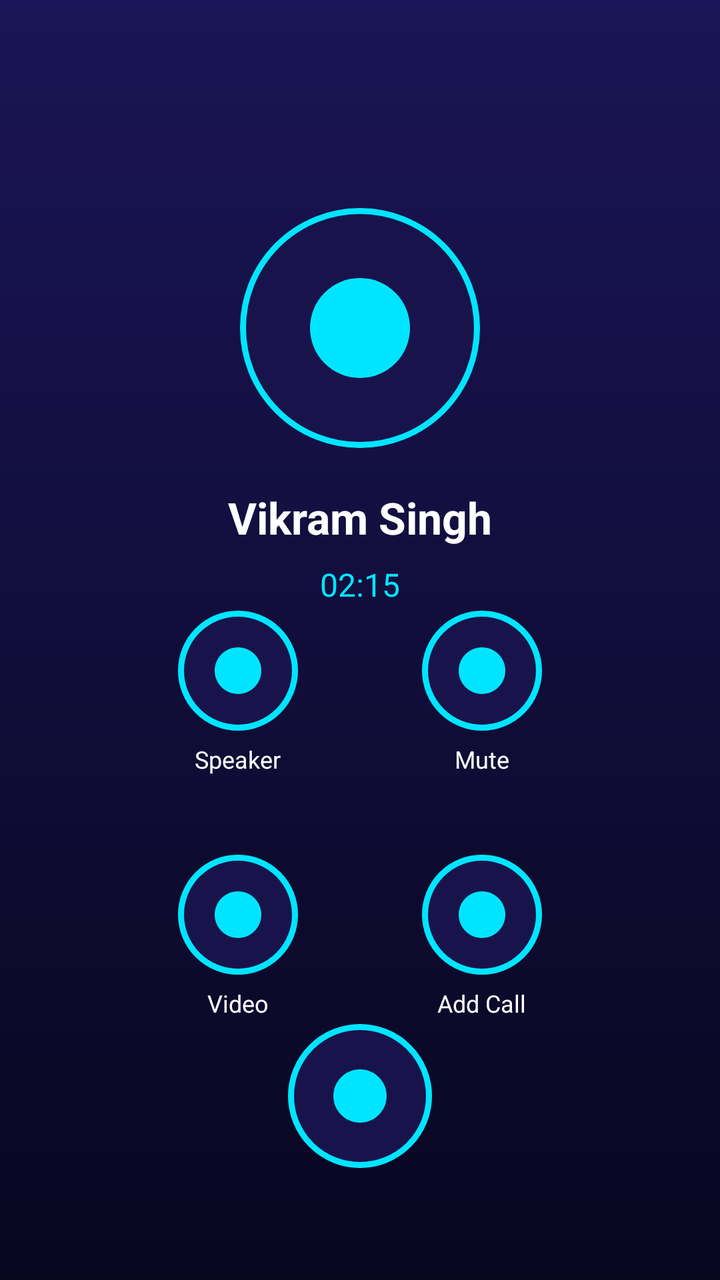
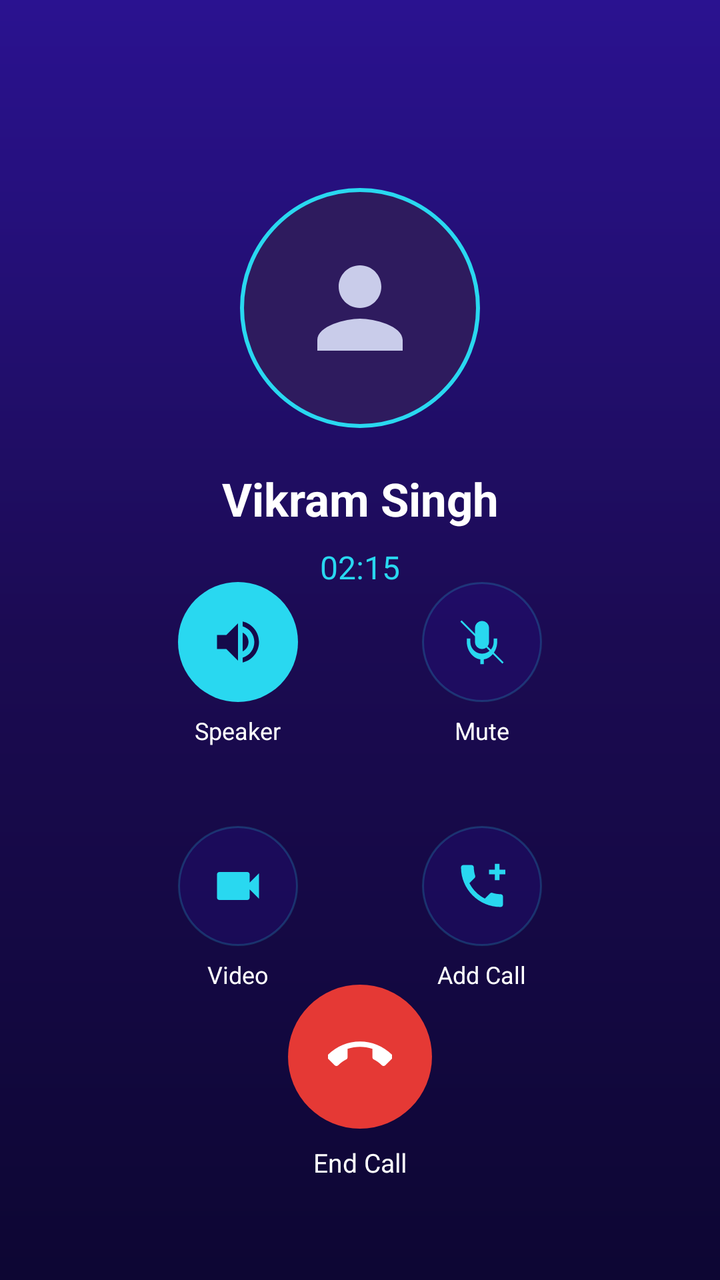

Before-and-after screenshots of an Android layout around one commit, followed by the original layout XML and the change that was made.
<!-- AndroidManifest.xml: application theme Theme.WPRD -->
<!-- res/layout/activity_voice_call.xml -->
<?xml version="1.0" encoding="utf-8"?>
<androidx.constraintlayout.widget.ConstraintLayout xmlns:android="http://schemas.android.com/apk/res/android"
    xmlns:app="http://schemas.android.com/apk/res-auto"
    android:layout_width="match_parent"
    android:layout_height="match_parent"
    android:background="@drawable/bg_dark_gradient"
    android:padding="24dp">

    
    <org.webrtc.SurfaceViewRenderer
        android:id="@+id/surfaceVoiceRemoteVideo"
        android:layout_width="match_parent"
        android:layout_height="match_parent"
        android:visibility="gone" />

    <org.webrtc.SurfaceViewRenderer
        android:id="@+id/surfaceVoiceLocalVideo"
        android:layout_width="100dp"
        android:layout_height="150dp"
        android:layout_marginTop="48dp"
        android:visibility="gone"
        app:layout_constraintEnd_toEndOf="parent"
        app:layout_constraintTop_toTopOf="parent" />

    
    <ImageView
        android:id="@+id/ivCallAvatar"
        android:layout_width="120dp"
        android:layout_height="120dp"
        android:layout_marginTop="80dp"
        android:background="@drawable/bg_circle_cyan_glow"
        android:padding="30dp"
        android:src="@drawable/ic_call"
        app:layout_constraintEnd_toEndOf="parent"
        app:layout_constraintStart_toStartOf="parent"
        app:layout_constraintTop_toTopOf="parent" />

    <TextView
        android:id="@+id/tvCallName"
        android:layout_width="wrap_content"
        android:layout_height="wrap_content"
        android:layout_marginTop="20dp"
        android:text="Vikram Singh"
        android:textColor="@color/text_white"
        android:textSize="22sp"
        android:textStyle="bold"
        app:layout_constraintEnd_toEndOf="parent"
        app:layout_constraintStart_toStartOf="parent"
        app:layout_constraintTop_toBottomOf="@+id/ivCallAvatar" />

    <TextView
        android:id="@+id/tvCallTimer"
        android:layout_width="wrap_content"
        android:layout_height="wrap_content"
        android:layout_marginTop="8dp"
        android:text="02:15"
        android:textColor="@color/cyan_neon"
        android:textSize="16sp"
        app:layout_constraintEnd_toEndOf="parent"
        app:layout_constraintStart_toStartOf="parent"
        app:layout_constraintTop_toBottomOf="@+id/tvCallName" />

    
    <GridLayout
        android:layout_width="wrap_content"
        android:layout_height="wrap_content"
        android:columnCount="2"
        android:rowCount="2"
        app:layout_constraintBottom_toTopOf="@+id/btnEndCall"
        app:layout_constraintEnd_toEndOf="parent"
        app:layout_constraintStart_toStartOf="parent"
        app:layout_constraintTop_toBottomOf="@+id/tvCallTimer">

        
        <LinearLayout
            android:layout_width="90dp"
            android:layout_height="90dp"
            android:layout_margin="16dp"
            android:gravity="center"
            android:orientation="vertical">
            <ImageView
                android:id="@+id/btnSpeaker"
                android:layout_width="60dp"
                android:layout_height="60dp"
                android:background="@drawable/bg_circle_cyan_glow"
                android:padding="16dp"
                android:src="@drawable/ic_speaker" />
            <TextView
                android:layout_width="wrap_content"
                android:layout_height="wrap_content"
                android:layout_marginTop="6dp"
                android:text="Speaker"
                android:textColor="@color/text_white"
                android:textSize="12sp" />
        </LinearLayout>

        
        <LinearLayout
            android:layout_width="90dp"
            android:layout_height="90dp"
            android:layout_margin="16dp"
            android:gravity="center"
            android:orientation="vertical">
            <ImageView
                android:id="@+id/btnMute"
                android:layout_width="60dp"
                android:layout_height="60dp"
                android:background="@drawable/bg_circle_cyan_glow"
                android:padding="16dp"
                android:src="@drawable/ic_mic_off" />
            <TextView
                android:layout_width="wrap_content"
                android:layout_height="wrap_content"
                android:layout_marginTop="6dp"
                android:text="Mute"
                android:textColor="@color/text_white"
                android:textSize="12sp" />
        </LinearLayout>

        
        <LinearLayout
            android:layout_width="90dp"
            android:layout_height="90dp"
            android:layout_margin="16dp"
            android:gravity="center"
            android:orientation="vertical">
            <ImageView
                android:id="@+id/btnVideoToggle"
                android:layout_width="60dp"
                android:layout_height="60dp"
                android:background="@drawable/bg_circle_cyan_glow"
                android:padding="16dp"
                android:src="@drawable/ic_video" />
            <TextView
                android:layout_width="wrap_content"
                android:layout_height="wrap_content"
                android:layout_marginTop="6dp"
                android:text="Video"
                android:textColor="@color/text_white"
                android:textSize="12sp" />
        </LinearLayout>

        
        <LinearLayout
            android:layout_width="90dp"
            android:layout_height="90dp"
            android:layout_margin="16dp"
            android:gravity="center"
            android:orientation="vertical">
            <ImageView
                android:id="@+id/btnAddCall"
                android:layout_width="60dp"
                android:layout_height="60dp"
                android:background="@drawable/bg_circle_cyan_glow"
                android:padding="16dp"
                android:src="@drawable/ic_call" />
            <TextView
                android:layout_width="wrap_content"
                android:layout_height="wrap_content"
                android:layout_marginTop="6dp"
                android:text="Add Call"
                android:textColor="@color/text_white"
                android:textSize="12sp" />
        </LinearLayout>

    </GridLayout>

    
    <ImageView
        android:id="@+id/btnEndCall"
        android:layout_width="72dp"
        android:layout_height="72dp"
        android:layout_marginBottom="32dp"
        android:background="@drawable/bg_circle_cyan_glow"
        android:padding="20dp"
        android:src="@drawable/ic_end_call"
        app:layout_constraintBottom_toBottomOf="parent"
        app:layout_constraintEnd_toEndOf="parent"
        app:layout_constraintStart_toStartOf="parent" />

</androidx.constraintlayout.widget.ConstraintLayout>
<!-- resources referenced by this layout -->
<resources>
  <color name="cyan_neon">#00E5FF</color>
  <!-- drawable bg_circle_cyan_glow (drawable) -->
  <?xml version="1.0" encoding="utf-8"?>
  <shape xmlns:android="http://schemas.android.com/apk/res/android"
      android:shape="oval">
      <solid android:color="#18144B" />
      <stroke android:width="3dp" android:color="@color/cyan_neon" />
  </shape>
  <!-- drawable bg_dark_gradient (drawable) -->
  <?xml version="1.0" encoding="utf-8"?>
  <shape xmlns:android="http://schemas.android.com/apk/res/android">
      <gradient
          android:angle="270"
          android:endColor="#08061F"
          android:startColor="#1A1556"
          android:type="linear" />
  </shape>
  <!-- drawable ic_call (drawable) -->
  <?xml version="1.0" encoding="utf-8"?>
  <vector xmlns:android="http://schemas.android.com/apk/res/android"
      android:width="24dp"
      android:height="24dp"
      android:viewportWidth="24"
      android:viewportHeight="24">
      <path
          android:fillColor="#00E5FF"
          android:pathData="M12,2C6.48,2 2,6.48 2,12s4.48,10 10,10 10,-4.48 10,-10S17.52,2 12,2z" />
  </vector>
  <!-- drawable ic_end_call (drawable) -->
  <?xml version="1.0" encoding="utf-8"?>
  <vector xmlns:android="http://schemas.android.com/apk/res/android"
      android:width="24dp"
      android:height="24dp"
      android:viewportWidth="24"
      android:viewportHeight="24">
      <path
          android:fillColor="#00E5FF"
          android:pathData="M12,2C6.48,2 2,6.48 2,12s4.48,10 10,10 10,-4.48 10,-10S17.52,2 12,2z" />
  </vector>
  <!-- drawable ic_mic_off (drawable) -->
  <?xml version="1.0" encoding="utf-8"?>
  <vector xmlns:android="http://schemas.android.com/apk/res/android"
      android:width="24dp"
      android:height="24dp"
      android:viewportWidth="24"
      android:viewportHeight="24">
      <path
          android:fillColor="#00E5FF"
          android:pathData="M12,2C6.48,2 2,6.48 2,12s4.48,10 10,10 10,-4.48 10,-10S17.52,2 12,2z" />
  </vector>
  <!-- drawable ic_speaker (drawable) -->
  <?xml version="1.0" encoding="utf-8"?>
  <vector xmlns:android="http://schemas.android.com/apk/res/android"
      android:width="24dp"
      android:height="24dp"
      android:viewportWidth="24"
      android:viewportHeight="24">
      <path
          android:fillColor="#00E5FF"
          android:pathData="M12,2C6.48,2 2,6.48 2,12s4.48,10 10,10 10,-4.48 10,-10S17.52,2 12,2z" />
  </vector>
  <!-- drawable ic_video (drawable) -->
  <?xml version="1.0" encoding="utf-8"?>
  <vector xmlns:android="http://schemas.android.com/apk/res/android"
      android:width="24dp"
      android:height="24dp"
      android:viewportWidth="24"
      android:viewportHeight="24">
      <path
          android:fillColor="#00E5FF"
          android:pathData="M12,2C6.48,2 2,6.48 2,12s4.48,10 10,10 10,-4.48 10,-10S17.52,2 12,2z" />
  </vector>
  <color name="navy_primary">#0F0C38</color>
  <color name="navy_dark">#08061F</color>
  <!-- unchanged entries left out for length: 2 -->
</resources>

<!-- the commit's change to res/layout/activity_voice_call.xml (unified diff, before → after) -->
@@ -9,9 +9,13 @@
     
     <org.webrtc.SurfaceViewRenderer
         android:id="@+id/surfaceVoiceRemoteVideo"
-        android:layout_width="match_parent"
-        android:layout_height="match_parent"
-        android:visibility="gone" />
+        android:layout_width="0dp"
+        android:layout_height="0dp"
+        android:visibility="gone"
+        app:layout_constraintBottom_toBottomOf="parent"
+        app:layout_constraintEnd_toEndOf="parent"
+        app:layout_constraintStart_toStartOf="parent"
+        app:layout_constraintTop_toTopOf="parent" />
 
     <org.webrtc.SurfaceViewRenderer
         android:id="@+id/surfaceVoiceLocalVideo"
@@ -27,10 +31,11 @@
         android:id="@+id/ivCallAvatar"
         android:layout_width="120dp"
         android:layout_height="120dp"
-        android:layout_marginTop="80dp"
+        android:layout_marginTop="70dp"
         android:background="@drawable/bg_circle_cyan_glow"
-        android:padding="30dp"
-        android:src="@drawable/ic_call"
+        android:padding="28dp"
+        android:src="@drawable/ic_person_light"
+        android:contentDescription="Caller"
         app:layout_constraintEnd_toEndOf="parent"
         app:layout_constraintStart_toStartOf="parent"
         app:layout_constraintTop_toTopOf="parent" />
@@ -42,7 +47,7 @@
         android:layout_marginTop="20dp"
         android:text="Vikram Singh"
         android:textColor="@color/text_white"
-        android:textSize="22sp"
+        android:textSize="23sp"
         android:textStyle="bold"
         app:layout_constraintEnd_toEndOf="parent"
         app:layout_constraintStart_toStartOf="parent"
@@ -66,7 +71,7 @@
         android:layout_height="wrap_content"
         android:columnCount="2"
         android:rowCount="2"
-        app:layout_constraintBottom_toTopOf="@+id/btnEndCall"
+        app:layout_constraintBottom_toTopOf="@+id/layoutEndCall"
         app:layout_constraintEnd_toEndOf="parent"
         app:layout_constraintStart_toStartOf="parent"
         app:layout_constraintTop_toBottomOf="@+id/tvCallTimer">
@@ -82,9 +87,10 @@
                 android:id="@+id/btnSpeaker"
                 android:layout_width="60dp"
                 android:layout_height="60dp"
-                android:background="@drawable/bg_circle_cyan_glow"
-                android:padding="16dp"
-                android:src="@drawable/ic_speaker" />
+                android:background="@drawable/bg_circle_cyan_fill"
+                android:padding="16dp"
+                android:src="@drawable/ic_speaker_dark"
+                android:contentDescription="Speaker" />
             <TextView
                 android:layout_width="wrap_content"
                 android:layout_height="wrap_content"
@@ -105,9 +111,10 @@
                 android:id="@+id/btnMute"
                 android:layout_width="60dp"
                 android:layout_height="60dp"
-                android:background="@drawable/bg_circle_cyan_glow"
-                android:padding="16dp"
-                android:src="@drawable/ic_mic_off" />
+                android:background="@drawable/bg_circle_control"
+                android:padding="16dp"
+                android:src="@drawable/ic_mic_off"
+                android:contentDescription="Mute" />
             <TextView
                 android:layout_width="wrap_content"
                 android:layout_height="wrap_content"
@@ -128,9 +135,10 @@
                 android:id="@+id/btnVideoToggle"
                 android:layout_width="60dp"
                 android:layout_height="60dp"
-                android:background="@drawable/bg_circle_cyan_glow"
-                android:padding="16dp"
-                android:src="@drawable/ic_video" />
+                android:background="@drawable/bg_circle_control"
+                android:padding="16dp"
+                android:src="@drawable/ic_video"
+                android:contentDescription="Video" />
             <TextView
                 android:layout_width="wrap_content"
                 android:layout_height="wrap_content"
@@ -151,9 +159,10 @@
                 android:id="@+id/btnAddCall"
                 android:layout_width="60dp"
                 android:layout_height="60dp"
-                android:background="@drawable/bg_circle_cyan_glow"
-                android:padding="16dp"
-                android:src="@drawable/ic_call" />
+                android:background="@drawable/bg_circle_control"
+                android:padding="16dp"
+                android:src="@drawable/ic_add_call"
+                android:contentDescription="Add Call" />
             <TextView
                 android:layout_width="wrap_content"
                 android:layout_height="wrap_content"
@@ -166,16 +175,33 @@
     </GridLayout>
 
     
-    <ImageView
-        android:id="@+id/btnEndCall"
-        android:layout_width="72dp"
-        android:layout_height="72dp"
-        android:layout_marginBottom="32dp"
-        android:background="@drawable/bg_circle_cyan_glow"
-        android:padding="20dp"
-        android:src="@drawable/ic_end_call"
+    <LinearLayout
+        android:id="@+id/layoutEndCall"
+        android:layout_width="wrap_content"
+        android:layout_height="wrap_content"
+        android:layout_marginBottom="26dp"
+        android:gravity="center"
+        android:orientation="vertical"
         app:layout_constraintBottom_toBottomOf="parent"
         app:layout_constraintEnd_toEndOf="parent"
-        app:layout_constraintStart_toStartOf="parent" />
+        app:layout_constraintStart_toStartOf="parent">
+
+        <ImageView
+            android:id="@+id/btnEndCall"
+            android:layout_width="72dp"
+            android:layout_height="72dp"
+            android:background="@drawable/bg_circle_red"
+            android:padding="20dp"
+            android:src="@drawable/ic_end_call"
+            android:contentDescription="End Call" />
+
+        <TextView
+            android:layout_width="wrap_content"
+            android:layout_height="wrap_content"
+            android:layout_marginTop="8dp"
+            android:text="End Call"
+            android:textColor="@color/text_white"
+            android:textSize="13sp" />
+    </LinearLayout>
 
 </androidx.constraintlayout.widget.ConstraintLayout>
<!-- resource entries referenced after the edit -->
@@ -1,79 +1,84 @@
 <!-- resources referenced by this layout -->
 <resources>
-  <color name="cyan_neon">#00E5FF</color>
+  <color name="cyan_neon">#29D8F0</color>
+  <!-- drawable bg_circle_control (drawable) -->
+  <?xml version="1.0" encoding="utf-8"?>
+  <shape xmlns:android="http://schemas.android.com/apk/res/android" android:shape="oval">
+      <solid android:color="#402A1290" />
+      <stroke android:width="1dp" android:color="#3329D8F0" />
+  </shape>
+  <!-- drawable bg_circle_cyan_fill (drawable) -->
+  <?xml version="1.0" encoding="utf-8"?>
+  <shape xmlns:android="http://schemas.android.com/apk/res/android" android:shape="oval">
+      <solid android:color="#29D8F0" />
+  </shape>
   <!-- drawable bg_circle_cyan_glow (drawable) -->
   <?xml version="1.0" encoding="utf-8"?>
-  <shape xmlns:android="http://schemas.android.com/apk/res/android"
-      android:shape="oval">
-      <solid android:color="#18144B" />
-      <stroke android:width="3dp" android:color="@color/cyan_neon" />
+  <shape xmlns:android="http://schemas.android.com/apk/res/android" android:shape="oval">
+      <solid android:color="#2E1B5E" />
+      <stroke android:width="2dp" android:color="#29D8F0" />
+  </shape>
+  <!-- drawable bg_circle_red (drawable) -->
+  <?xml version="1.0" encoding="utf-8"?>
+  <shape xmlns:android="http://schemas.android.com/apk/res/android" android:shape="oval">
+      <solid android:color="#E53935" />
   </shape>
   <!-- drawable bg_dark_gradient (drawable) -->
   <?xml version="1.0" encoding="utf-8"?>
   <shape xmlns:android="http://schemas.android.com/apk/res/android">
-      <gradient
-          android:angle="270"
-          android:endColor="#08061F"
-          android:startColor="#1A1556"
-          android:type="linear" />
+      <gradient android:angle="270" android:startColor="#2A1290" android:centerColor="#1B0B52" android:endColor="#0D0633" android:type="linear" />
   </shape>
-  <!-- drawable ic_call (drawable) -->
+  <!-- drawable ic_add_call (drawable) -->
   <?xml version="1.0" encoding="utf-8"?>
   <vector xmlns:android="http://schemas.android.com/apk/res/android"
-      android:width="24dp"
-      android:height="24dp"
-      android:viewportWidth="24"
-      android:viewportHeight="24">
-      <path
-          android:fillColor="#00E5FF"
-          android:pathData="M12,2C6.48,2 2,6.48 2,12s4.48,10 10,10 10,-4.48 10,-10S17.52,2 12,2z" />
+      android:width="24dp" android:height="24dp"
+      android:viewportWidth="24" android:viewportHeight="24">
+      <path android:fillColor="#29D8F0" android:pathData="M6.62,10.79C8.06,13.62 10.38,15.94 13.21,17.38L15.41,15.18C15.69,14.9 16.08,14.82 16.43,14.93C17.55,15.3 18.75,15.5 20,15.5C20.55,15.5 21,15.95 21,16.5V20C21,20.55 20.55,21 20,21C10.61,21 3,13.39 3,4C3,3.45 3.45,3 4,3H7.5C8.05,3 8.5,3.45 8.5,4C8.5,5.25 8.7,6.45 9.07,7.57C9.18,7.92 9.1,8.31 8.82,8.59L6.62,10.79Z"/>
+      <path android:fillColor="#29D8F0" android:pathData="M19.5,2.5V5H22V7H19.5V9.5H17.5V7H15V5H17.5V2.5H19.5Z"/>
   </vector>
   <!-- drawable ic_end_call (drawable) -->
   <?xml version="1.0" encoding="utf-8"?>
   <vector xmlns:android="http://schemas.android.com/apk/res/android"
-      android:width="24dp"
-      android:height="24dp"
-      android:viewportWidth="24"
-      android:viewportHeight="24">
-      <path
-          android:fillColor="#00E5FF"
-          android:pathData="M12,2C6.48,2 2,6.48 2,12s4.48,10 10,10 10,-4.48 10,-10S17.52,2 12,2z" />
+      android:width="24dp" android:height="24dp"
+      android:viewportWidth="24" android:viewportHeight="24">
+      <group android:pivotX="12" android:pivotY="12" android:rotation="135">
+          <path android:fillColor="#FFFFFF" android:pathData="M6.62,10.79C8.06,13.62 10.38,15.94 13.21,17.38L15.41,15.18C15.69,14.9 16.08,14.82 16.43,14.93C17.55,15.3 18.75,15.5 20,15.5C20.55,15.5 21,15.95 21,16.5V20C21,20.55 20.55,21 20,21C10.61,21 3,13.39 3,4C3,3.45 3.45,3 4,3H7.5C8.05,3 8.5,3.45 8.5,4C8.5,5.25 8.7,6.45 9.07,7.57C9.18,7.92 9.1,8.31 8.82,8.59L6.62,10.79Z"/>
+      </group>
   </vector>
   <!-- drawable ic_mic_off (drawable) -->
   <?xml version="1.0" encoding="utf-8"?>
   <vector xmlns:android="http://schemas.android.com/apk/res/android"
-      android:width="24dp"
-      android:height="24dp"
-      android:viewportWidth="24"
-      android:viewportHeight="24">
-      <path
-          android:fillColor="#00E5FF"
-          android:pathData="M12,2C6.48,2 2,6.48 2,12s4.48,10 10,10 10,-4.48 10,-10S17.52,2 12,2z" />
+      android:width="24dp" android:height="24dp"
+      android:viewportWidth="24" android:viewportHeight="24">
+      <path android:fillColor="#29D8F0" android:pathData="M12,15C13.66,15 15,13.66 15,12V6C15,4.34 13.66,3 12,3C10.34,3 9,4.34 9,6V12C9,13.66 10.34,15 12,15Z"/>
+      <path android:fillColor="#29D8F0" android:pathData="M17,10.5V12C17,14.76 14.76,17 12,17C9.24,17 7,14.76 7,12V10.5H5.5V12C5.5,15.93 8.36,19.14 11.25,19.44V21.5H12.75V19.44C15.64,19.14 18.5,15.93 18.5,12V10.5H17Z"/>
+      <path android:fillColor="#29D8F0" android:pathData="M2.73,3.27L3.27,2.73L21.27,20.73L20.73,21.27L2.73,3.27Z"/>
   </vector>
-  <!-- drawable ic_speaker (drawable) -->
+  <!-- drawable ic_person_light (drawable) -->
   <?xml version="1.0" encoding="utf-8"?>
   <vector xmlns:android="http://schemas.android.com/apk/res/android"
-      android:width="24dp"
-      android:height="24dp"
-      android:viewportWidth="24"
-      android:viewportHeight="24">
-      <path
-          android:fillColor="#00E5FF"
-          android:pathData="M12,2C6.48,2 2,6.48 2,12s4.48,10 10,10 10,-4.48 10,-10S17.52,2 12,2z" />
+      android:width="24dp" android:height="24dp"
+      android:viewportWidth="24" android:viewportHeight="24">
+      <path android:fillColor="#C9CCEA" android:pathData="M12,12C14.21,12 16,10.21 16,8C16,5.79 14.21,4 12,4C9.79,4 8,5.79 8,8C8,10.21 9.79,12 12,12ZM12,14C9.33,14 4,15.34 4,18V20H20V18C20,15.34 14.67,14 12,14Z"/>
+  </vector>
+  <!-- drawable ic_speaker_dark (drawable) -->
+  <?xml version="1.0" encoding="utf-8"?>
+  <vector xmlns:android="http://schemas.android.com/apk/res/android"
+      android:width="24dp" android:height="24dp"
+      android:viewportWidth="24" android:viewportHeight="24">
+      <path android:fillColor="#150A4A" android:pathData="M3,9V15H7L12,20V4L7,9H3Z"/>
+      <path android:fillColor="#150A4A" android:pathData="M16.5,12C16.5,10.23 15.5,8.71 14,7.97V16.02C15.5,15.29 16.5,13.77 16.5,12Z"/>
+      <path android:fillColor="#150A4A" android:pathData="M14,3.23V5.29C16.89,6.15 19,8.83 19,12C19,15.17 16.89,17.84 14,18.71V20.77C18.01,19.86 21,16.28 21,12C21,7.72 18.01,4.14 14,3.23Z"/>
   </vector>
   <!-- drawable ic_video (drawable) -->
   <?xml version="1.0" encoding="utf-8"?>
   <vector xmlns:android="http://schemas.android.com/apk/res/android"
-      android:width="24dp"
-      android:height="24dp"
-      android:viewportWidth="24"
-      android:viewportHeight="24">
-      <path
-          android:fillColor="#00E5FF"
-          android:pathData="M12,2C6.48,2 2,6.48 2,12s4.48,10 10,10 10,-4.48 10,-10S17.52,2 12,2z" />
+      android:width="24dp" android:height="24dp"
+      android:viewportWidth="24" android:viewportHeight="24">
+      <path android:fillColor="#29D8F0" android:pathData="M17,10.5V7C17,6.45 16.55,6 16,6H4C3.45,6 3,6.45 3,7V17C3,17.55 3.45,18 4,18H16C16.55,18 17,17.55 17,17V13.5L21,17.5V6.5L17,10.5Z"/>
   </vector>
-  <color name="navy_primary">#0F0C38</color>
-  <color name="navy_dark">#08061F</color>
+  <color name="navy_primary">#1B0B52</color>
+  <color name="navy_dark">#0D0633</color>
   <!-- unchanged entries left out for length: 2 -->
 </resources>
 
